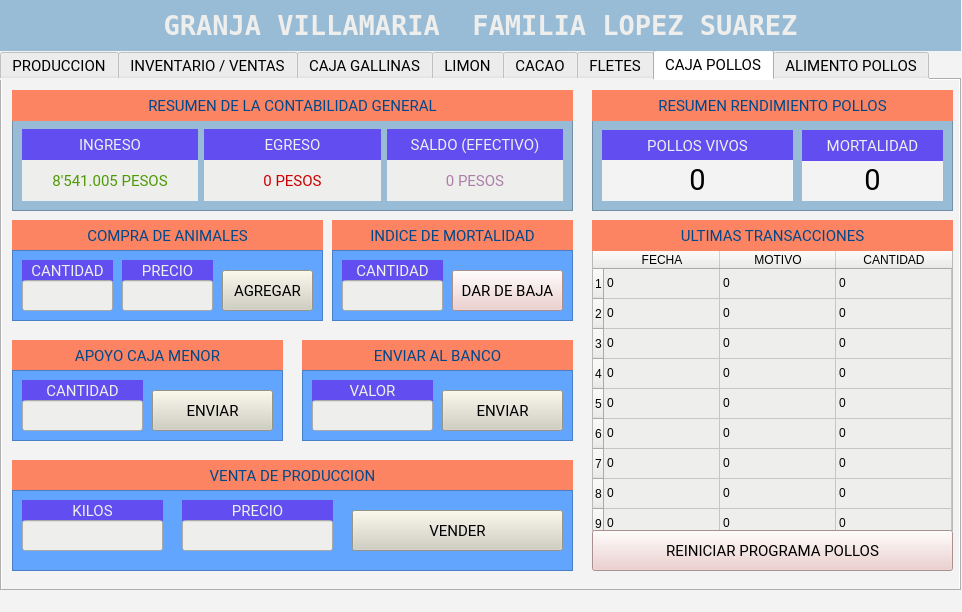
First picture: the form in interfaz_grafica/Interfaz_de_usuario.ui, repository joaramirezra/Huevos-familia-lopez, before the edit.
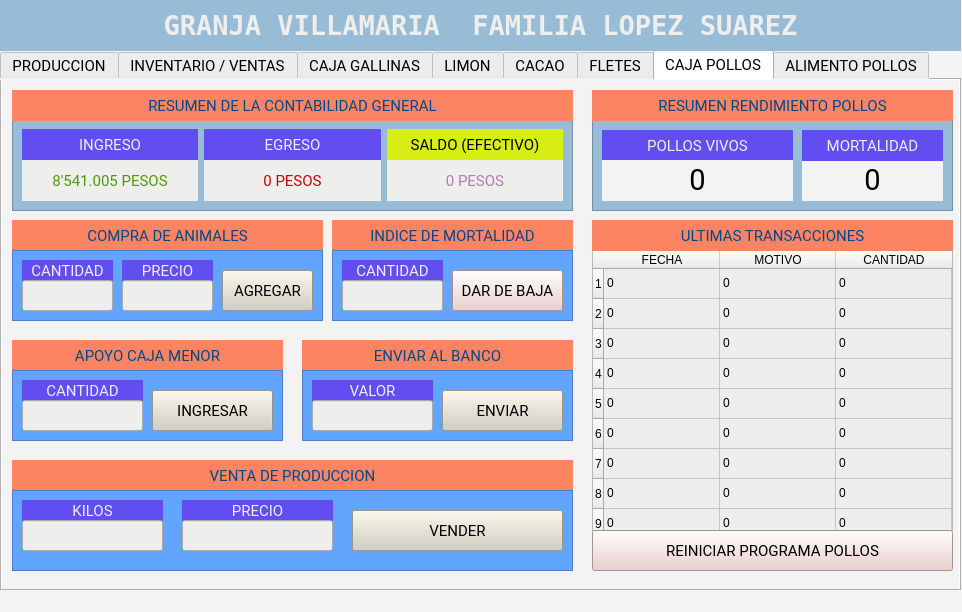
Second picture: the form after the edit. The open tabs and pages were chosen to show the change.

Diff of the .ui file:
```diff
--- a/interfaz_grafica/Interfaz_de_usuario.ui
+++ b/interfaz_grafica/Interfaz_de_usuario.ui
@@ -7450,8 +7450,8 @@
           </property>
           <property name="styleSheet">
            <string notr="true">font: 11pt &quot;Roboto&quot;;
-color: rgb(238, 238, 236);
-background-color: rgb(98, 77, 240);</string>
+color: rgb(0, 0, 0);
+background-color: rgb(216, 238, 19);</string>
           </property>
           <property name="text">
            <string>SALDO (EFECTIVO)</string>
@@ -8146,7 +8146,7 @@
         <string notr="true">background-color: rgb(209, 207, 192);</string>
        </property>
        <property name="text">
-        <string>ENVIAR</string>
+        <string>INGRESAR</string>
        </property>
       </widget>
      </widget>
```
Left out of the diff: 18 changed lines with no effect on the pictures.
